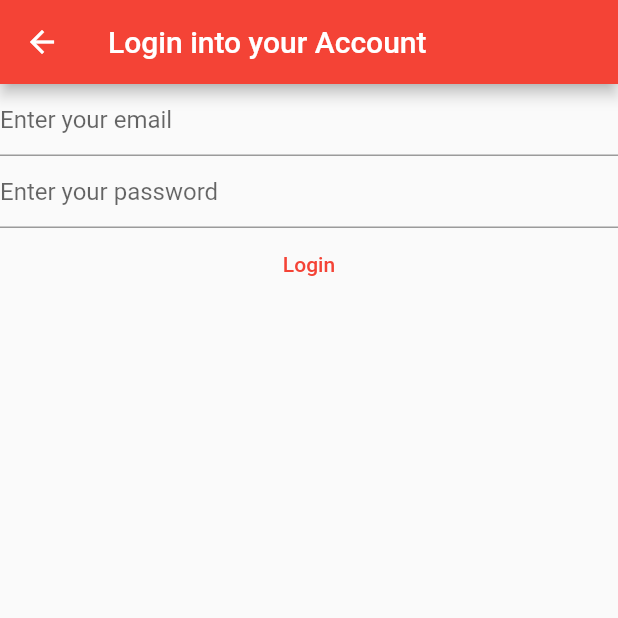
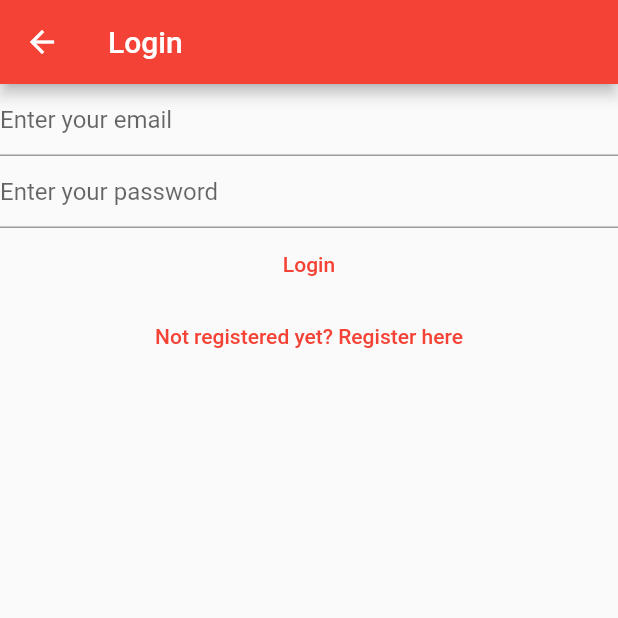
Before and after one commit to DannylSyph3r/flutternotesapp, a Flutter app: the LoginView screen opened directly, on a phone screen of 412 x 824 dp, the top half of it. Run offline on Flutter 3.47's test engine with Material 2 defaults, Android fonts, the phone set to English and light mode, and no system bars; our stand-ins replace firebase_auth, firebase_core; accounts and stored records are empty; network calls fail.

Commit message:
New verify email file and routing between register and login view.

```diff
--- a/lib/views/login_view.dart
+++ b/lib/views/login_view.dart
@@ -1,7 +1,5 @@
 import 'package:firebase_auth/firebase_auth.dart';
-import 'package:firebase_core/firebase_core.dart';
 import 'package:flutter/material.dart';
-import '../firebase_options.dart';
 
 class LoginView extends StatefulWidget {
   const LoginView({Key? key}) : super(key: key);
@@ -31,15 +29,9 @@
   @override
   Widget build(BuildContext context) {
     return Scaffold(
-      appBar: AppBar(title: const Text('Login into your Account')),
-      body: FutureBuilder(
-        future: Firebase.initializeApp(
-          options: DefaultFirebaseOptions.currentPlatform,
+      appBar: AppBar(title: const Text('Login'),
       ),
-        builder: (context, snapshot) {
-          switch (snapshot.connectionState) {
-            case ConnectionState.done:
-              return Column(children: [
+      body: Column(children: [
         TextField(
           enableSuggestions: false,
           autocorrect: false,
@@ -77,12 +69,12 @@
           },
           child: const Text('Login'),
         ),
-              ]);
-            default:
-              return const Text("Loading...");
-          }
-        },
-      ),
+        TextButton(onPressed: () {
+          Navigator.of(context).pushNamedAndRemoveUntil("/register/", (route) => false);
+
+        }, child: const Text('Not registered yet? Register here')
+        )
+      ]),
     );
   }
 }
```
Also changed, not shown: lib/main.dart (+13 -10 lines), lib/views/register_view.dart (+7 -15 lines), lib/views/verify_email_view.dart (added, +30 -0 lines). Lines whose indentation alone changed are shown as unchanged.
